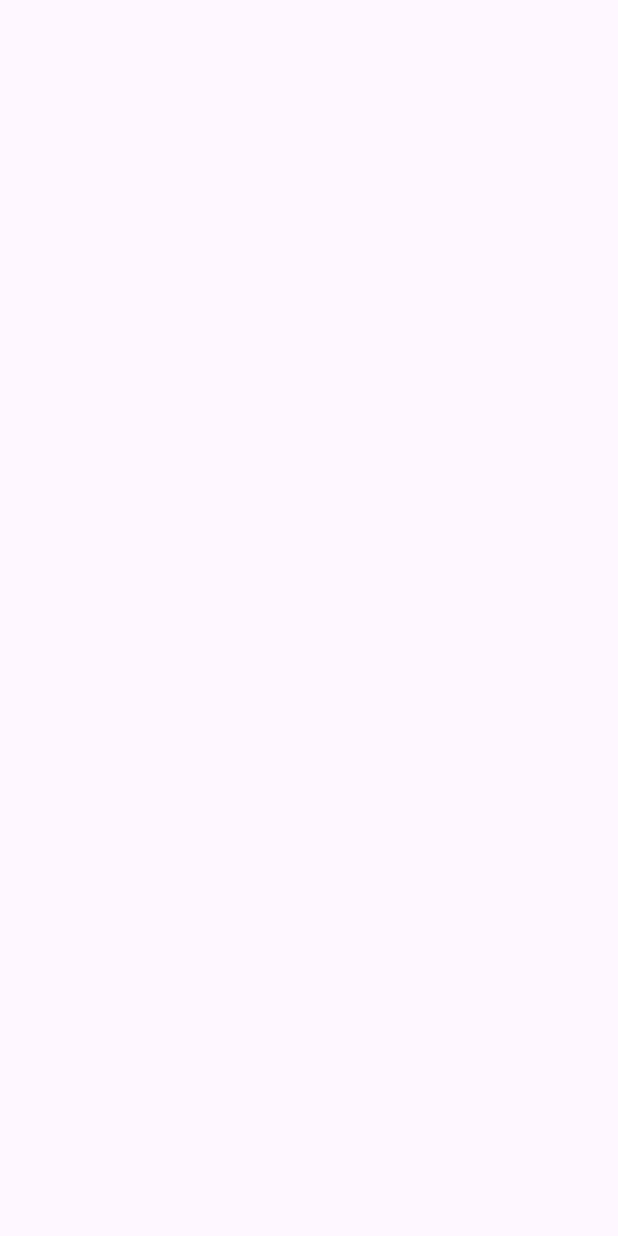
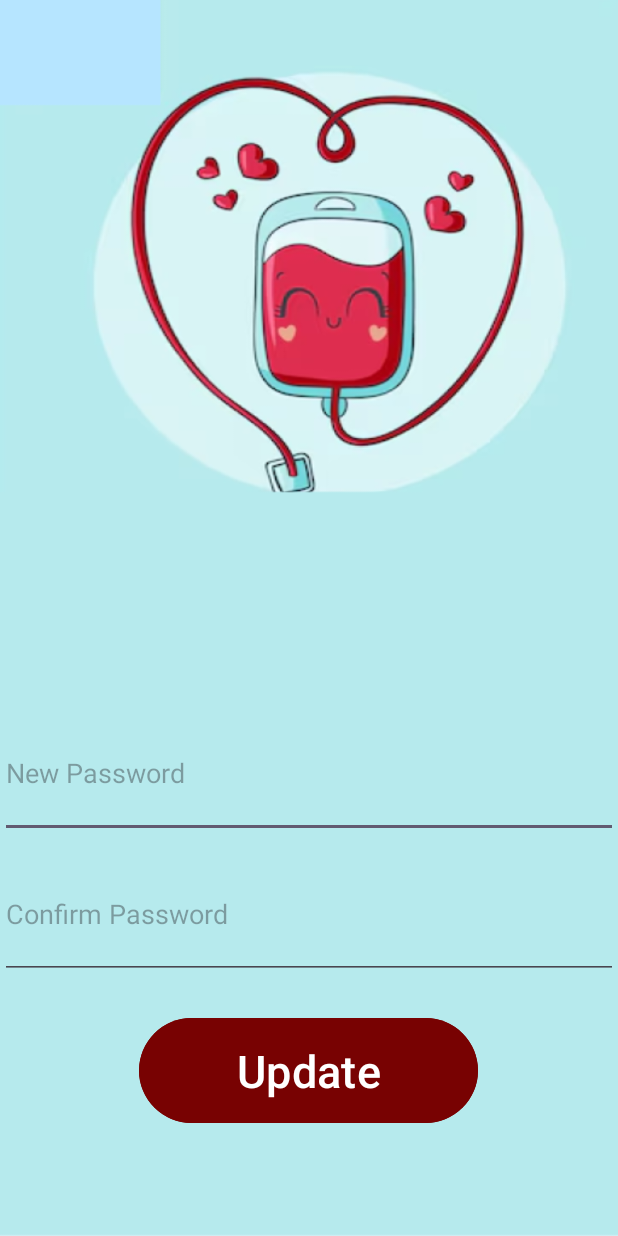
Before and after one commit to sshreya007/android-BloodDonationNetwork, an Android app: the EditProfileActivity screen opened directly, with no data from a screen before it, on a phone screen of 412 x 824 dp. Before the commit the screen is empty. Run offline under Robolectric (Android 15) with nearby library versions, the phone set to English and light mode, and no system bars.

Commit message:
20th commit

```diff
--- a/app/src/main/java/com/example/blooddonationactivity/ui/activity/EditProfileActivity.kt
+++ b/app/src/main/java/com/example/blooddonationactivity/ui/activity/EditProfileActivity.kt
@@ -1,21 +1,51 @@
 package com.example.blooddonationactivity.ui.activity
 
 import android.os.Bundle
-import androidx.activity.enableEdgeToEdge
+import android.widget.Toast
+import androidx.activity.viewModels
 import androidx.appcompat.app.AppCompatActivity
-import androidx.core.view.ViewCompat
-import androidx.core.view.WindowInsetsCompat
 import com.example.blooddonationactivity.R
+import com.example.blooddonationactivity.databinding.ActivityEditProfileBinding
+import com.example.blooddonationactivity.viewmodel.UserViewModel
 
 class EditProfileActivity : AppCompatActivity() {
+
+    private lateinit var binding: ActivityEditProfileBinding
+    private val viewModel: UserViewModel by viewModels()
+
     override fun onCreate(savedInstanceState: Bundle?) {
         super.onCreate(savedInstanceState)
-        enableEdgeToEdge()
-        setContentView(R.layout.activity_edit_profile)
-        ViewCompat.setOnApplyWindowInsetsListener(findViewById(R.id.main)) { v, insets ->
-            val systemBars = insets.getInsets(WindowInsetsCompat.Type.systemBars())
-            v.setPadding(systemBars.left, systemBars.top, systemBars.right, systemBars.bottom)
-            insets
+
+        // Initialize View Binding
+        binding = ActivityEditProfileBinding.inflate(layoutInflater)
+        setContentView(binding.root)
+
+        // Set click listener for save changes button
+        binding.btnSaveChanges.setOnClickListener {
+            val newPassword = binding.editTextNewPassword.text.toString().trim()
+            val confirmPassword = binding.editTextConfirmPassword.text.toString().trim()
+
+            if (newPassword.isEmpty() || confirmPassword.isEmpty()) {
+                Toast.makeText(this, "Please fill in all fields", Toast.LENGTH_SHORT).show()
+            } else if (newPassword != confirmPassword) {
+                Toast.makeText(this, "Passwords do not match", Toast.LENGTH_SHORT).show()
+            } else {
+                // Call the method to update the password
+                updatePassword(newPassword)
+            }
+        }
+    }
+
+    private fun updatePassword(newPassword: String) {
+        viewModel.getCurrentUser ()?.let { user ->
+            user.updatePassword(newPassword).addOnCompleteListener { task ->
+                if (task.isSuccessful) {
+                    Toast.makeText(this, "Password updated successfully", Toast.LENGTH_SHORT).show()
+                    finish() // Close the activity
+                } else {
+                    Toast.makeText(this, "Failed to update password: ${task.exception?.message}", Toast.LENGTH_SHORT).show()
+                }
+            }
         }
     }
 }
--- a/app/src/main/res/layout/activity_edit_profile.xml
+++ b/app/src/main/res/layout/activity_edit_profile.xml
@@ -5,6 +5,53 @@
     android:id="@+id/main"
     android:layout_width="match_parent"
     android:layout_height="match_parent"
-    tools:context=".ui.activity.EditProfileActivity">
+    tools:context=".ui.activity.EditProfileActivity"
+    android:background="@drawable/update">
+
+    <EditText
+        android:id="@+id/editTextNewPassword"
+        android:layout_width="match_parent"
+        android:layout_height="86dp"
+        android:layout_marginBottom="8dp"
+        android:hint="New Password"
+        android:inputType="textPassword"
+        android:textColor="@color/black"
+        app:layout_constraintBottom_toTopOf="@+id/editTextConfirmPassword"
+        app:layout_constraintEnd_toEndOf="parent"
+        app:layout_constraintHorizontal_bias="1.0"
+        app:layout_constraintStart_toStartOf="parent"
+        app:layout_constraintTop_toTopOf="parent"
+        app:layout_constraintVertical_bias="1.0" />
+
+    <EditText
+        android:id="@+id/editTextConfirmPassword"
+        android:layout_width="match_parent"
+        android:layout_height="86dp"
+        android:layout_marginBottom="22dp"
+
+
+        android:hint="Confirm Password"
+        android:inputType="textPassword"
+        android:textColor="@color/black"
+        app:layout_constraintBottom_toTopOf="@+id/btnSaveChanges"
+        app:layout_constraintEnd_toEndOf="parent"
+        app:layout_constraintHorizontal_bias="0.0"
+        app:layout_constraintStart_toStartOf="parent" />
+
+    <Button
+        android:id="@+id/btnSaveChanges"
+        android:layout_width="226dp"
+        android:layout_height="78dp"
+        android:layout_marginStart="158dp"
+
+        android:layout_marginEnd="159dp"
+        android:layout_marginBottom="71dp"
+        android:backgroundTint="@color/red"
+        android:text="Update"
+        android:textSize="30dp"
+        app:layout_constraintBottom_toBottomOf="parent"
+        app:layout_constraintEnd_toEndOf="parent"
+        app:layout_constraintStart_toStartOf="parent" />
+
 
 </androidx.constraintlayout.widget.ConstraintLayout>
```
Also changed, not shown: app/src/main/res/drawable/update.png (added).
